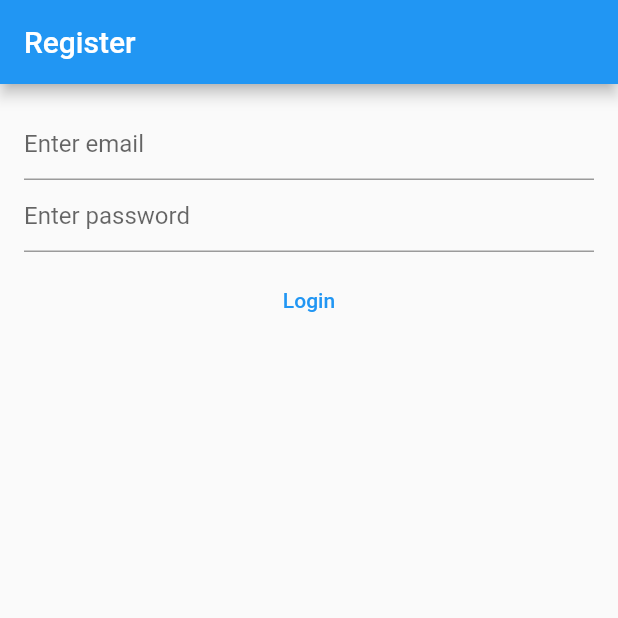
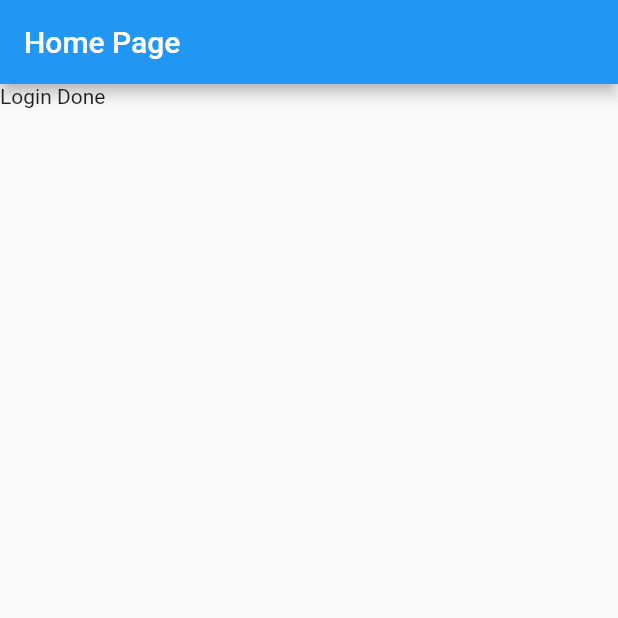
Before and after one commit to sid995/flutter-notes-app, a Flutter app: the screen it shows after launch, on a phone screen of 412 x 824 dp, the top half of it. Run offline on Flutter 3.47's test engine with Material 2 defaults, Android fonts, the phone set to English and light mode, and no system bars; our stand-ins replace firebase_auth, firebase_core; accounts and stored records are empty.

Commit message:
initial separation of views for login/registration handling

```diff
--- a/lib/main.dart
+++ b/lib/main.dart
@@ -1,4 +1,7 @@
+import 'package:firebase_auth/firebase_auth.dart';
+import 'package:firebase_core/firebase_core.dart';
 import 'package:flutter/material.dart';
+import 'package:notesapp/firebase_options.dart';
 
 import 'views/login_view.dart';
 import 'views/register_view.dart';
@@ -20,7 +23,38 @@ class MyApp extends StatelessWidget {
       theme: ThemeData(
         primarySwatch: Colors.blue,
       ),
-      home: const LoginView(),
+      home: const HomePage(),
     );
   }
 }
+
+class HomePage extends StatelessWidget {
+  const HomePage({super.key});
+
+  @override
+  Widget build(BuildContext context) {
+    return Scaffold(
+        appBar: AppBar(title: const Text('Home Page')),
+        body: FutureBuilder(
+          future: Firebase.initializeApp(
+            options: DefaultFirebaseOptions.currentPlatform,
+          ),
+          builder: (context, snapshot) {
+            switch (snapshot.connectionState) {
+              case ConnectionState.done:
+                final user = FirebaseAuth.instance.currentUser;
+                print("currentUser $user");
+                if (user?.emailVerified ?? false) {
+                  print("Verified User");
+                } else {
+                  print("Verify email");
+                }
+                return const Text("Login Done");
+
+              default:
+                return const Text("Loading...");
+            }
+          },
+        ));
+  }
+}
--- a/lib/views/login_view.dart
+++ b/lib/views/login_view.dart
@@ -32,71 +32,72 @@ class _LoginViewState extends State<LoginView> {
   @override
   Widget build(BuildContext context) {
     return Scaffold(
-        appBar: AppBar(
-          title: const Text("Register"),
-        ),
+      appBar: AppBar(
+        title: const Text("Register"),
+      ),
 
-        /// Future handles async
-        body: FutureBuilder(
-          future: Firebase.initializeApp(
-            options: DefaultFirebaseOptions.currentPlatform,
-          ),
-          builder: (context, snapshot) {
-            switch (snapshot.connectionState) {
-              case ConnectionState.done:
-                return Padding(
-                  padding: const EdgeInsets.all(16.0),
-                  child: Column(
-                    children: [
-                      TextField(
-                        controller: _email,
-                        enableSuggestions: false,
-                        autocorrect: false,
-                        keyboardType: TextInputType.emailAddress,
-                        decoration:
-                            const InputDecoration(hintText: "Enter email"),
-                      ),
-                      TextField(
-                        controller: _password,
-                        obscureText: true,
-                        enableSuggestions: false,
-                        autocorrect: false,
-                        decoration:
-                            const InputDecoration(hintText: "Enter password"),
-                      ),
-                      Padding(
-                        padding: const EdgeInsets.all(8.0),
-                        child: TextButton(
-                          onPressed: () async {
-                            final email = _email.text;
-                            final password = _password.text;
-                            try {
-                              final userCredential = await FirebaseAuth.instance
-                                  .signInWithEmailAndPassword(
-                                      email: email, password: password);
-                              print("userCredential $userCredential");
-                            } on FirebaseAuthException catch (e) {
-                              if (e.code == "user-not-found") {
-                                print("User not found");
-                              } else if (e.code == "wrong-password") {
-                                print("Wrong password");
-                              } else {
-                                print("Some error");
-                                print(e.code);
-                              }
-                            }
-                          },
-                          child: const Text("Login"),
-                        ),
-                      ),
-                    ],
-                  ),
-                );
+      /// Future handles async
+      // body: FutureBuilder(
+      //   future: Firebase.initializeApp(
+      //     options: DefaultFirebaseOptions.currentPlatform,
+      //   ),
+      //   builder: (context, snapshot) {
+      //     switch (snapshot.connectionState) {
+      //       case ConnectionState.done:
+      //         return Padding(
+      //           padding: const EdgeInsets.all(16.0),
+      //           child: Column(
+      //             children: [
+      //               TextField(
+      //                 controller: _email,
+      //                 enableSuggestions: false,
+      //                 autocorrect: false,
+      //                 keyboardType: TextInputType.emailAddress,
+      //                 decoration:
+      //                     const InputDecoration(hintText: "Enter email"),
+      //               ),
+      //               TextField(
+      //                 controller: _password,
+      //                 obscureText: true,
+      //                 enableSuggestions: false,
+      //                 autocorrect: false,
+      //                 decoration:
+      //                     const InputDecoration(hintText: "Enter password"),
+      //               ),
+      //               Padding(
+      //                 padding: const EdgeInsets.all(8.0),
+      //                 child: TextButton(
+      //                   onPressed: () async {
+      //                     final email = _email.text;
+      //                     final password = _password.text;
+      //                     try {
+      //                       final userCredential = await FirebaseAuth.instance
+      //                           .signInWithEmailAndPassword(
+      //                               email: email, password: password);
+      //                       print("userCredential $userCredential");
+      //                     } on FirebaseAuthException catch (e) {
+      //                       if (e.code == "user-not-found") {
+      //                         print("User not found");
+      //                       } else if (e.code == "wrong-password") {
+      //                         print("Wrong password");
+      //                       } else {
+      //                         print("Some error");
+      //                         print(e.code);
+      //                       }
+      //                     }
+      //                   },
+      //                   child: const Text("Login"),
+      //                 ),
+      //               ),
+      //             ],
+      //           ),
+      //         );
 
-              default:
-                return const Text("Loading...");
-            }
-          },
-        ));
+      //       default:
+      //         return const Text("Loading...");
+      //     }
+      //   },
+      // )
+    );
   }
 }
```
